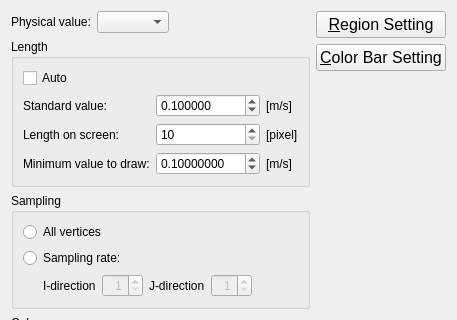
Above: libs/post/post2d/datamodel/post2dwindowarrowstructuredsettingdialog.ui from i-RIC/prepost-gui before the change; both pictures show x 0 to 457 and y 0 to 320 of the 457 by 540 pixel window. Below: the same form after it.
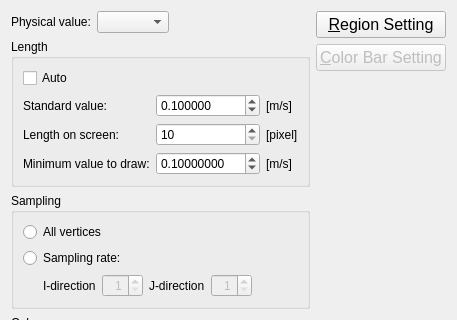
That is the form after the change. Custom widgets are drawn as their Qt base class.

```diff
--- a/libs/post/post2d/datamodel/post2dwindowarrowstructuredsettingdialog.ui
+++ b/libs/post/post2d/datamodel/post2dwindowarrowstructuredsettingdialog.ui
@@ -433,6 +433,9 @@
        </item>
        <item>
         <widget class="QPushButton" name="colorbarSettingButton">
+         <property name="enabled">
+          <bool>false</bool>
+         </property>
          <property name="font">
           <font>
            <pointsize>12</pointsize>
```
Left out of the diff: 42 changed lines with no effect on the pictures.
